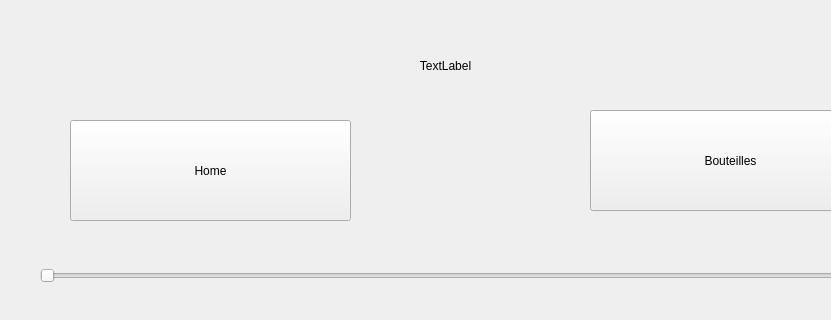
Before: the Qt Designer form ui/MaintenanceMenu.ui in BenjaminMoff/MixUS, drawn with Qt 5; both pictures show x 0 to 831 and y 0 to 320 of the 1024 by 600 pixel window.
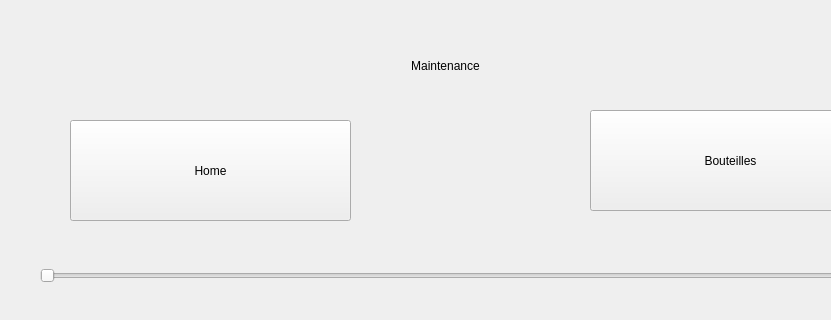
After: the same form once the commit is applied.

Commit message: Finished the aesthetic of the interface

```diff
--- a/ui/MaintenanceMenu.ui
+++ b/ui/MaintenanceMenu.ui
@@ -81,7 +81,7 @@
     </rect>
    </property>
    <property name="text">
-    <string>TextLabel</string>
+    <string>Maintenance</string>
    </property>
    <property name="alignment">
     <set>Qt::AlignCenter</set>
```
The commit also changes 4 other files.
